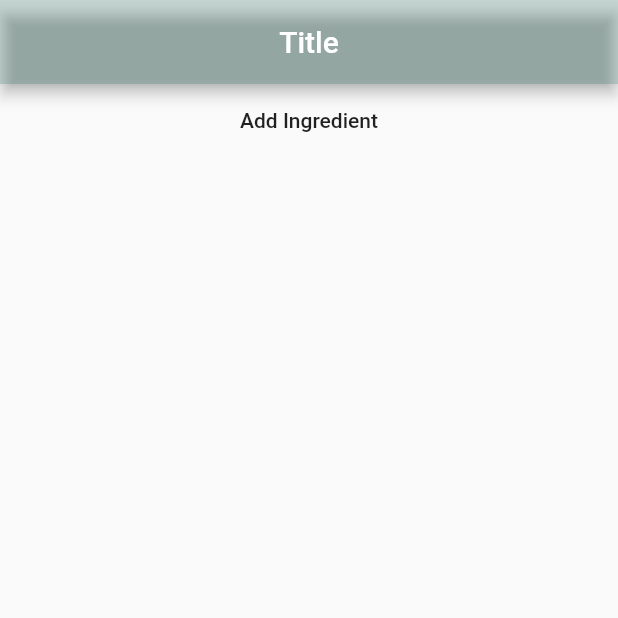
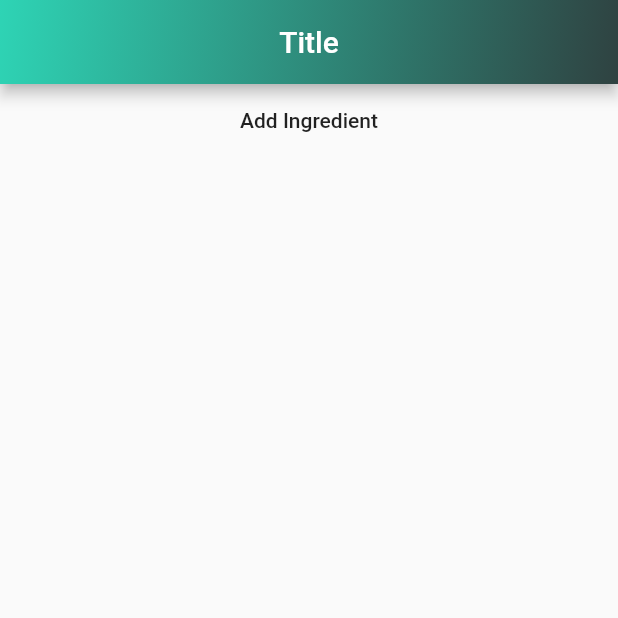
Before and after one commit to nicoragua/proceries, a Flutter app: the screen it shows after launch, on a phone screen of 412 x 824 dp, the top half of it. Run offline on Flutter 3.47's test engine with Material 2 defaults, Android fonts, the phone set to English and light mode, and no system bars.

Commit message:
appbar gradient

```diff
--- a/lib/screens/AddRecipeView.dart
+++ b/lib/screens/AddRecipeView.dart
@@ -17,9 +17,19 @@ class _AddRecipeViewState extends State<AddRecipeView> {
   Widget build(BuildContext context) {
     return Scaffold(
       appBar: AppBar(
+        centerTitle: true,
         title: Text("Title"),
-        centerTitle: true,
-        backgroundColor: Color.fromARGB(50, 14, 102, 85),
+        flexibleSpace: Container(
+          decoration: BoxDecoration(
+              gradient: LinearGradient(
+                  begin: Alignment.topLeft,
+                  end: Alignment.bottomRight,
+                  colors: <Color>[
+                    Color(0xFF2ED4B5),
+                    Color(0xFF2F4241),
+                  ])
+          ),
+        ),
       ),
       body: ListView(children: <Widget>[
         ListView.builder(
```
